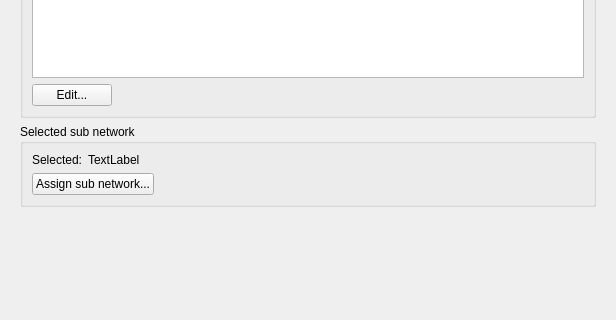
This is SIM-VICUS/src/SVPropNetworkEditWidget.ui in ghorwin/SIM-VICUS as Qt 5 draws it before an edit; both pictures show x 0 to 616 and y 248 to 568 of the 616 by 820 pixel window. The edited form follows.
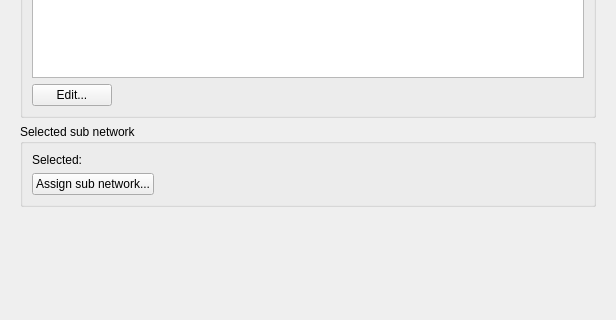
This is the edited form. Custom widgets are drawn as their Qt base class.

What changed in the file:
```diff
--- a/SIM-VICUS/src/SVPropNetworkEditWidget.ui
+++ b/SIM-VICUS/src/SVPropNetworkEditWidget.ui
@@ -680,7 +680,7 @@
              </sizepolicy>
             </property>
             <property name="text">
-             <string>TextLabel</string>
+             <string/>
             </property>
            </widget>
           </item>
```
